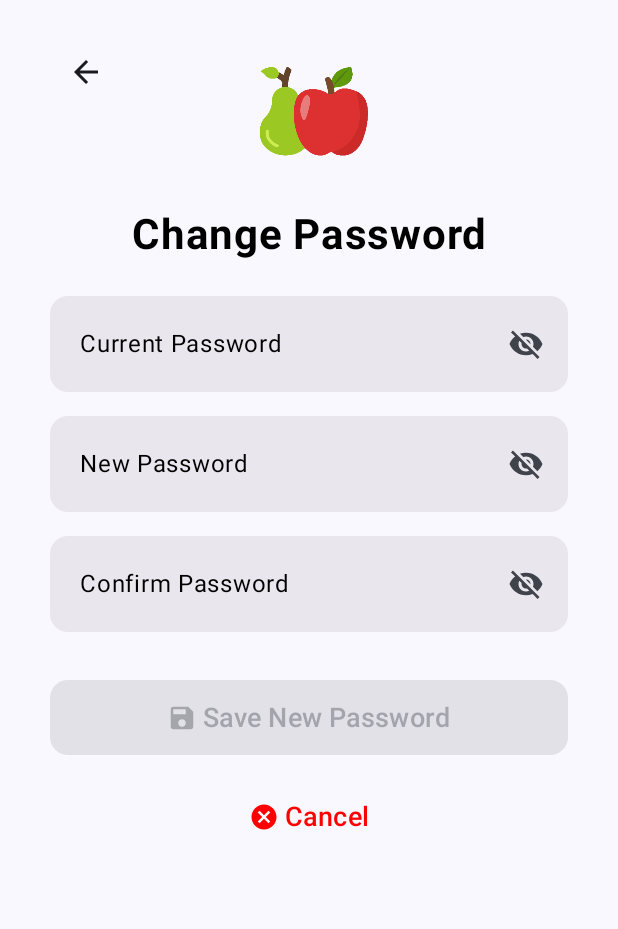
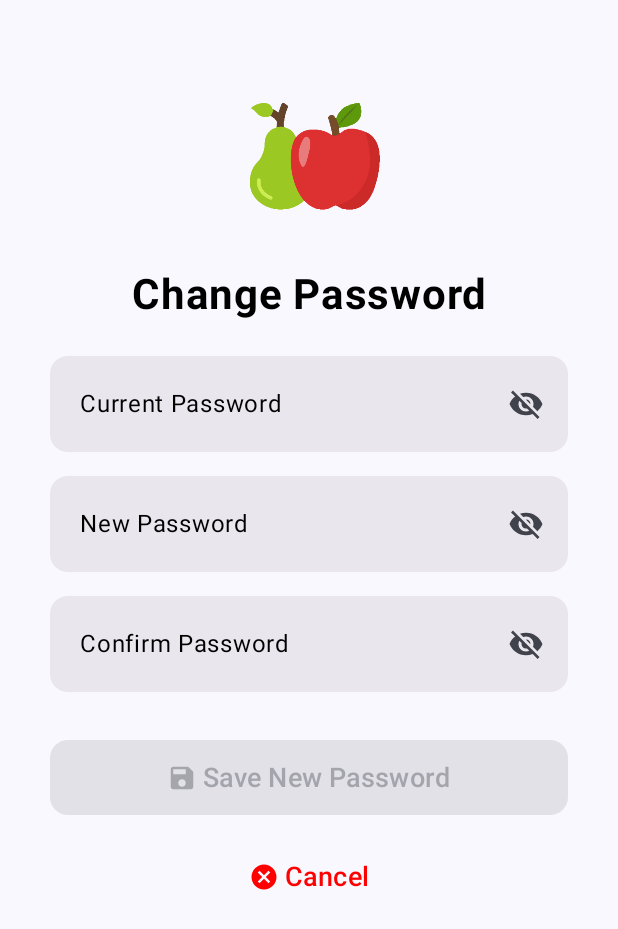
Before and after one commit to Santiago0930/Tesis, an Android app built with Jetpack Compose: the EditUserInfoActivity screen opened directly, with no data from a screen before it, after a tap on "Change Password", on a phone screen of 412 x 824 dp. Shown: the top 929 px of the screen. Run offline under Robolectric (Android 15) with nearby library versions, the light colour scheme and no system bars; Roboto replaces fonts that are not available here.

Commit message:
Home, EditUserInfo
- Added more tips to the home screen.
- Improved the layout of the EditUserInfo screen.

```diff
--- a/app/src/main/java/com/example/frutti/EditUserInfoActivity.kt
+++ b/app/src/main/java/com/example/frutti/EditUserInfoActivity.kt
@@ -394,26 +394,16 @@ fun ChangePasswordScreen(
     Column(
         modifier = Modifier
             .fillMaxSize()
-            .padding(horizontal = 33.dp, vertical = 24.dp)
+            .padding(horizontal = 33.dp, vertical = 44.dp)
             .verticalScroll(rememberScrollState()),
         horizontalAlignment = Alignment.CenterHorizontally
     ) {
-        // Back Button for Change Password Screen
         Box(modifier = Modifier.fillMaxWidth()) {
-            IconButton(
-                onClick = onBack,
-                modifier = Modifier.align(Alignment.TopStart)
-            ) {
-                Icon(
-                    imageVector = Icons.AutoMirrored.Filled.ArrowBack,
-                    contentDescription = "Back"
-                )
-            }
             Image(
                 painter = painterResource(id = R.drawable.lococolor),
                 contentDescription = "App Logo",
                 modifier = Modifier
-                    .size(100.dp)
+                    .size(120.dp)
                     .align(Alignment.TopCenter)
             )
         }
```
Also changed, not shown: app/src/main/java/com/example/frutti/HomeActivity.kt (+14 -1 lines).
